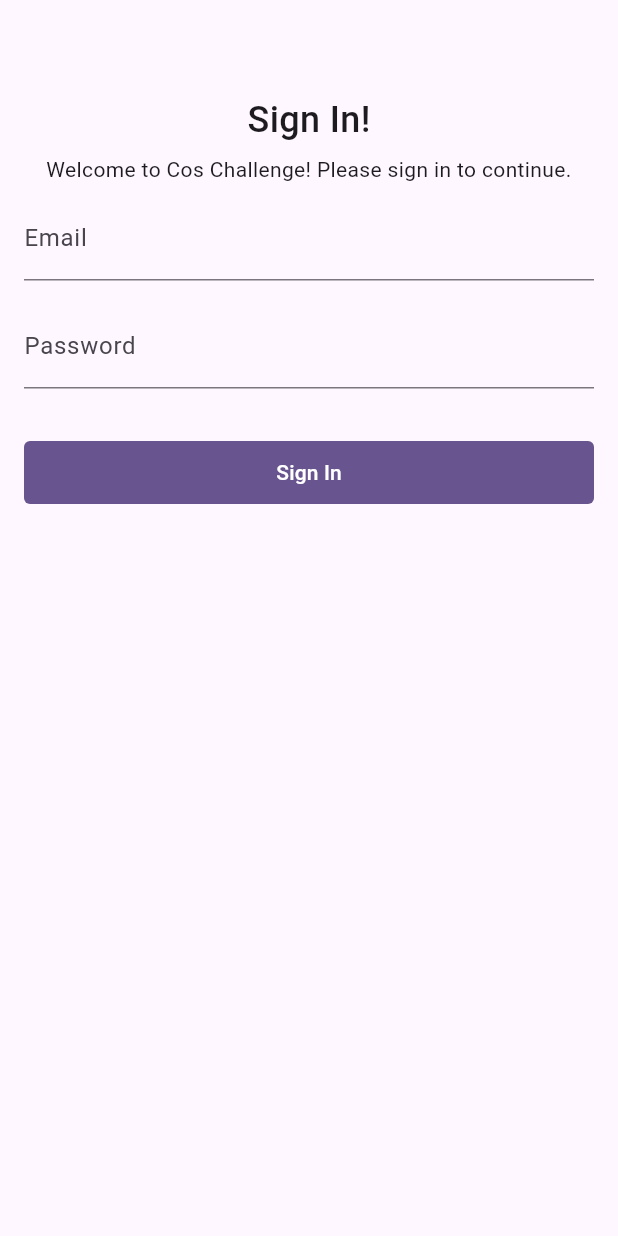
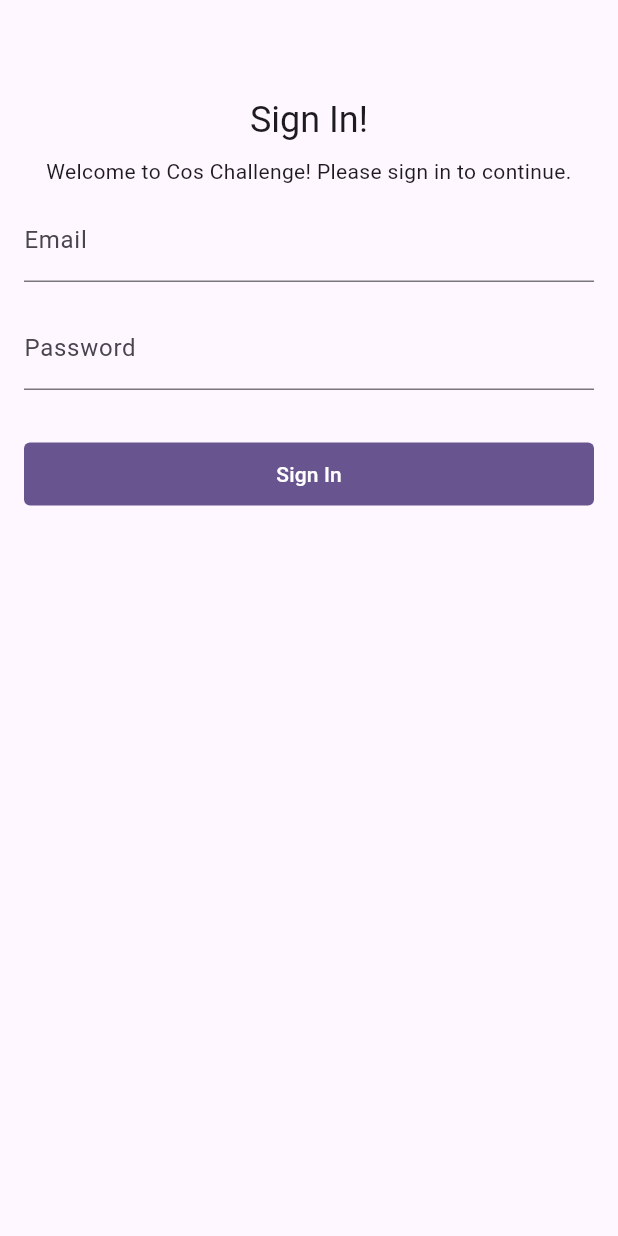
Before and after one commit to FabioXimenes/FlutterCosChallenge, a Flutter app: the screen it shows after launch, on a phone screen of 412 x 824 dp. Run offline on Flutter 3.47's test engine with Material 3 defaults, Android fonts, the phone set to English and light mode, and no system bars; our stand-ins replace dartz, equatable, flutter_bloc, flutter_secure_storage, get_it, go_router.

Commit message:
style: use style from theme on SignInPage

```diff
--- a/lib/app/features/authentication/pages/sign_in_page.dart
+++ b/lib/app/features/authentication/pages/sign_in_page.dart
@@ -55,21 +55,14 @@ class _SignInPageState extends State<SignInPage> {
               child: SingleChildScrollView(
                 child: Column(
                   children: [
-                    const Text(
+                    Text(
                       'Sign In!',
-                      style: TextStyle(
-                        fontSize: 24,
-                        fontWeight: FontWeight.w500,
-                        height: 1.35,
-                      ),
+                      style: Theme.of(context).textTheme.headlineSmall,
                     ),
                     const SizedBox(height: 8),
-                    const Text(
+                    Text(
                       'Welcome to Cos Challenge! Please sign in to continue.',
-                      style: TextStyle(
-                        fontSize: 14,
-                        height: 1.35,
-                      ),
+                      style: Theme.of(context).textTheme.bodyMedium,
                       textAlign: TextAlign.center,
                     ),
                     const SizedBox(height: 8),
```
